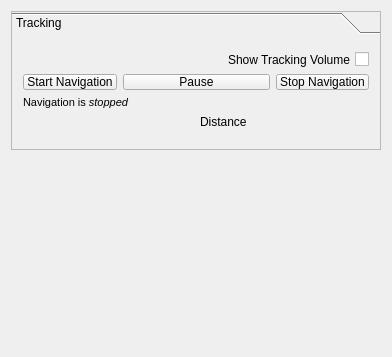
Above: Modules/Bundles/org.mitk.gui.qt.igttoolpairnavigation/src/internal/QmitkToolPairNavigationViewControls.ui from MITK/MITK before the change. Below: the same form after it.
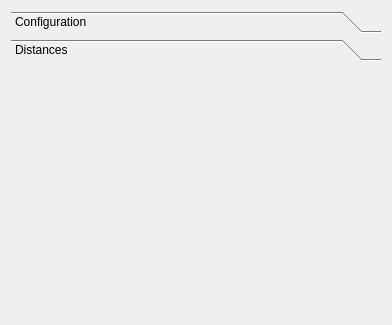
That is the form after the change. Custom widgets are drawn as their Qt base class.

Commit message: CHG (#4211): Extended ToolPairNavigation for the use of update timer and tool distance widget

```diff
--- a/Modules/Bundles/org.mitk.gui.qt.igttoolpairnavigation/src/internal/QmitkToolPairNavigationViewControls.ui
+++ b/Modules/Bundles/org.mitk.gui.qt.igttoolpairnavigation/src/internal/QmitkToolPairNavigationViewControls.ui
@@ -7,7 +7,7 @@
     <x>0</x>
     <y>0</y>
     <width>392</width>
-    <height>357</height>
+    <height>325</height>
    </rect>
   </property>
   <property name="minimumSize">
@@ -22,145 +22,55 @@
   <layout class="QVBoxLayout" name="verticalLayout">
    <item>
     <widget class="QToolBox" name="m_ToolBox">
-     <property name="sizePolicy">
-      <sizepolicy hsizetype="Preferred" vsizetype="Minimum">
-       <horstretch>0</horstretch>
-       <verstretch>0</verstretch>
-      </sizepolicy>
+     <property name="currentIndex">
+      <number>1</number>
      </property>
+     <widget class="QWidget" name="ConfigurationPage">
+      <property name="geometry">
+       <rect>
+        <x>0</x>
+        <y>0</y>
+        <width>374</width>
+        <height>69</height>
+       </rect>
+      </property>
+      <attribute name="label">
+       <string>Configuration</string>
+      </attribute>
+     </widget>
+     <widget class="QWidget" name="DistancesPage">
+      <property name="geometry">
+       <rect>
+        <x>0</x>
+        <y>0</y>
+        <width>374</width>
+        <height>69</height>
+       </rect>
+      </property>
+      <attribute name="label">
+       <string>Distances</string>
+      </attribute>
+     </widget>
+    </widget>
+   </item>
+   <item>
+    <widget class="QLabel" name="m_NavigationStatusDisplay">
+     <property name="text">
+      <string/>
+     </property>
+     <property name="alignment">
+      <set>Qt::AlignLeading|Qt::AlignLeft|Qt::AlignTop</set>
+     </property>
+    </widget>
+   </item>
+   <item>
+    <widget class="QmitkUpdateTimerWidget" name="m_RenderingTimerWidget" native="true">
      <property name="minimumSize">
       <size>
        <width>0</width>
-       <height>0</height>
+       <height>80</height>
       </size>
      </property>
-     <property name="maximumSize">
-      <size>
-       <width>16777215</width>
-       <height>16777215</height>
-      </size>
-     </property>
-     <property name="font">
-      <font>
-       <weight>50</weight>
-       <bold>false</bold>
-      </font>
-     </property>
-     <property name="frameShape">
-      <enum>QFrame::StyledPanel</enum>
-     </property>
-     <property name="frameShadow">
-      <enum>QFrame::Raised</enum>
-     </property>
-     <property name="currentIndex">
-      <number>0</number>
-     </property>
-     <widget class="QWidget" name="TrackingPage">
-      <property name="geometry">
-       <rect>
-        <x>0</x>
-        <y>0</y>
-        <width>354</width>
-        <height>100</height>
-       </rect>
-      </property>
-      <property name="maximumSize">
-       <size>
-        <width>16777215</width>
-        <height>100</height>
-       </size>
-      </property>
-      <property name="font">
-       <font>
-        <weight>50</weight>
-        <bold>false</bold>
-       </font>
-      </property>
-      <attribute name="label">
-       <string>Tracking</string>
-      </attribute>
-      <layout class="QGridLayout" name="gridLayout_2">
-       <item row="0" column="0">
-        <layout class="QGridLayout" name="gridLayout">
-         <item row="0" column="2" colspan="2">
-          <widget class="QCheckBox" name="m_cbShowTrackingVolume">
-           <property name="layoutDirection">
-            <enum>Qt::RightToLeft</enum>
-           </property>
-           <property name="text">
-            <string>Show Tracking Volume</string>
-           </property>
-           <property name="checked">
-            <bool>false</bool>
-           </property>
-          </widget>
-         </item>
-         <item row="1" column="0">
-          <widget class="QPushButton" name="m_pbStartNavigation">
-           <property name="text">
-            <string>Start Navigation</string>
-           </property>
-          </widget>
-         </item>
-         <item row="1" column="1" colspan="2">
-          <widget class="QPushButton" name="m_pbPauseNavigation">
-           <property name="text">
-            <string>Pause</string>
-           </property>
-           <property name="checkable">
-            <bool>true</bool>
-           </property>
-          </widget>
-         </item>
-         <item row="1" column="3">
-          <widget class="QPushButton" name="m_pbStopNavigation">
-           <property name="text">
-            <string>Stop Navigation</string>
-           </property>
-          </widget>
-         </item>
-         <item row="2" column="0" colspan="2">
-          <widget class="QLabel" name="m_NavigationStatusDisplay">
-           <property name="enabled">
-            <bool>true</bool>
-           </property>
-           <property name="text">
-            <string>&lt;!DOCTYPE HTML PUBLIC &quot;-//W3C//DTD HTML 4.0//EN&quot; &quot;http://www.w3.org/TR/REC-html40/strict.dtd&quot;&gt;
-&lt;html&gt;&lt;head&gt;&lt;meta name=&quot;qrichtext&quot; content=&quot;1&quot; /&gt;&lt;style type=&quot;text/css&quot;&gt;
-p, li { white-space: pre-wrap; }
-&lt;/style&gt;&lt;/head&gt;&lt;body style=&quot; font-family:'MS Shell Dlg 2'; font-size:8.25pt; font-weight:400; font-style:normal;&quot;&gt;
-&lt;p style=&quot; margin-top:0px; margin-bottom:0px; margin-left:0px; margin-right:0px; -qt-block-indent:0; text-indent:0px;&quot;&gt;&lt;span style=&quot; font-size:8pt;&quot;&gt;Navigation is &lt;/span&gt;&lt;span style=&quot; font-size:8pt; font-style:italic;&quot;&gt;stopped&lt;/span&gt;&lt;/p&gt;&lt;/body&gt;&lt;/html&gt;</string>
-           </property>
-           <property name="textFormat">
-            <enum>Qt::RichText</enum>
-           </property>
-          </widget>
-         </item>
-         <item row="3" column="2" colspan="2">
-          <layout class="QHBoxLayout" name="horizontalLayout">
-           <item>
-            <widget class="QLabel" name="m_TLDistanceText">
-             <property name="text">
-              <string>Distance</string>
-             </property>
-            </widget>
-           </item>
-           <item>
-            <widget class="QLabel" name="m_TLDistance">
-             <property name="text">
-              <string/>
-             </property>
-             <property name="alignment">
-              <set>Qt::AlignRight|Qt::AlignTrailing|Qt::AlignVCenter</set>
-             </property>
-            </widget>
-           </item>
-          </layout>
-         </item>
-        </layout>
-       </item>
-      </layout>
-     </widget>
     </widget>
    </item>
    <item>
@@ -168,13 +78,10 @@
      <property name="orientation">
       <enum>Qt::Vertical</enum>
      </property>
-     <property name="sizeType">
-      <enum>QSizePolicy::Expanding</enum>
-     </property>
      <property name="sizeHint" stdset="0">
       <size>
        <width>20</width>
-       <height>220</height>
+       <height>40</height>
       </size>
      </property>
     </spacer>
@@ -182,6 +89,14 @@
   </layout>
  </widget>
  <layoutdefault spacing="6" margin="11"/>
+ <customwidgets>
+  <customwidget>
+   <class>QmitkUpdateTimerWidget</class>
+   <extends>QWidget</extends>
+   <header>qmitkupdatetimerwidget.h</header>
+   <container>1</container>
+  </customwidget>
+ </customwidgets>
  <includes>
   <include location="local">QmitkDataStorageComboBox.h</include>
  </includes>
```
Left out of the diff: 2 changed lines with no effect on the pictures. The commit also changes 7 other files.
